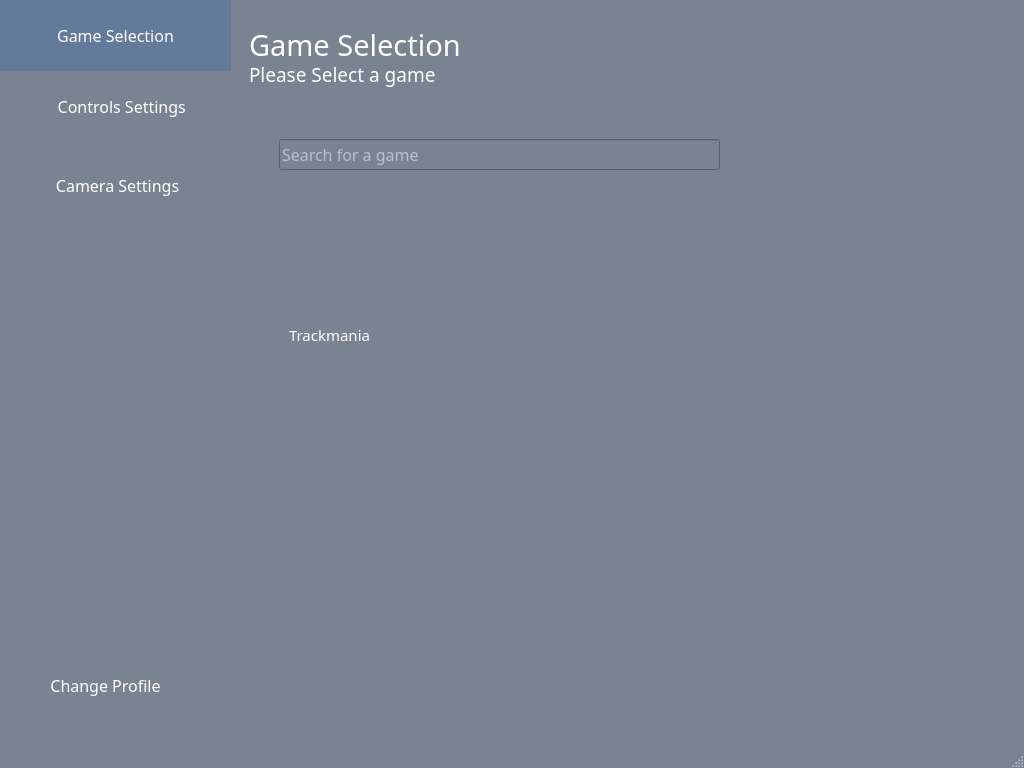
Qt form app.ui (GesturePlay/qt-deep-hand-controller) before a commit.
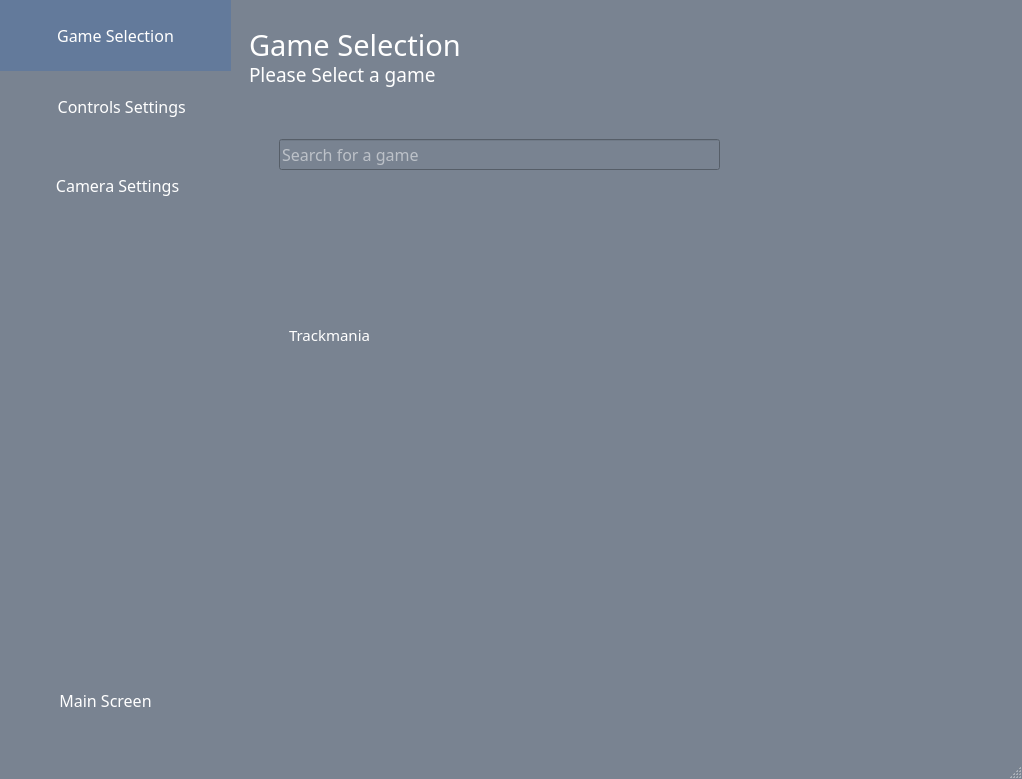
The same form after that commit. Icons and pictures are not drawn.

```diff
--- a/app.ui
+++ b/app.ui
@@ -6,8 +6,8 @@
    <rect>
     <x>0</x>
     <y>0</y>
-    <width>1024</width>
-    <height>768</height>
+    <width>1022</width>
+    <height>779</height>
    </rect>
   </property>
   <property name="palette">
@@ -745,7 +745,7 @@
         <x>10</x>
         <y>660</y>
         <width>191</width>
-        <height>51</height>
+        <height>81</height>
        </rect>
       </property>
       <property name="font">
@@ -771,7 +771,7 @@
 }</string>
       </property>
       <property name="text">
-       <string>Change Profile</string>
+       <string>Main Screen</string>
       </property>
       <property name="icon">
        <iconset>
@@ -914,7 +914,7 @@
         <x>0</x>
         <y>0</y>
         <width>231</width>
-        <height>731</height>
+        <height>751</height>
        </rect>
       </property>
       <property name="text">
```
Left out of the diff: 10 changed lines with no effect on the pictures.
